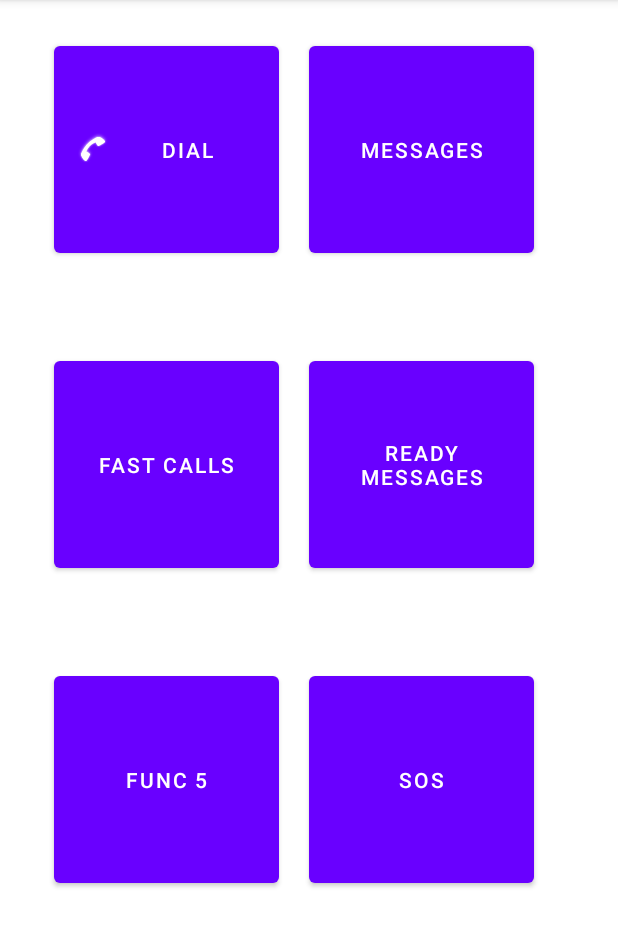
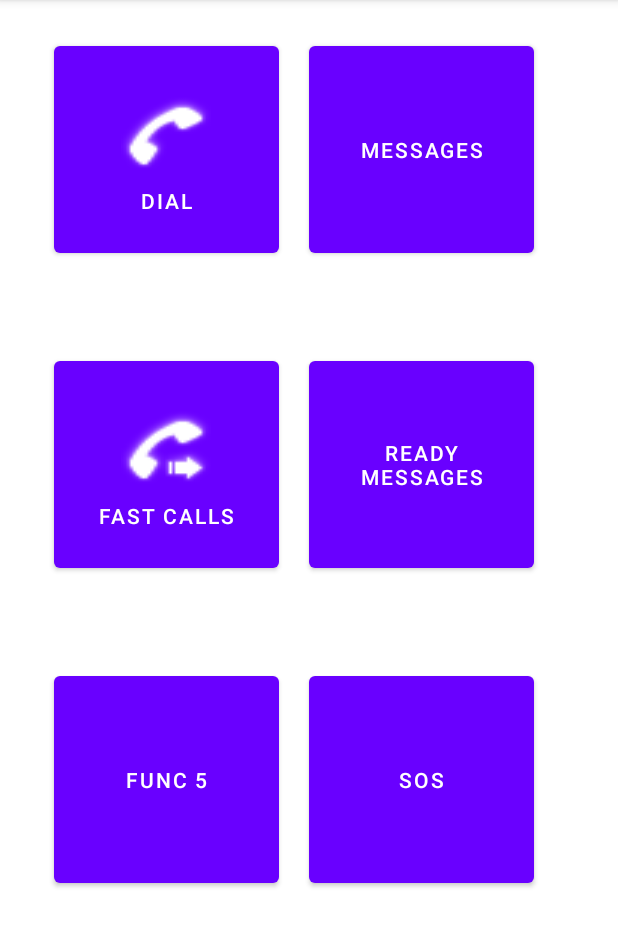
Before and after one commit to MichelStath/AndroidLauncherProject, an Android app: the screen it shows after launch (MainActivity), on a phone screen of 412 x 824 dp, the part 84-1031 px from its top. Run offline under Robolectric (Android 15) with nearby library versions, the phone set to English and light mode, and no system bars.

Commit message:
Dial Ready TODO Make call

```diff
--- a/app/src/main/AndroidManifest.xml
+++ b/app/src/main/AndroidManifest.xml
@@ -2,6 +2,7 @@
 <manifest xmlns:android="http://schemas.android.com/apk/res/android"
     xmlns:tools="http://schemas.android.com/tools">
 
+    <uses-permission android:name="android.permission.CALL_PHONE"/>
     <application
         android:allowBackup="true"
         android:dataExtractionRules="@xml/data_extraction_rules"
--- a/app/src/main/res/layout/activity_main.xml
+++ b/app/src/main/res/layout/activity_main.xml
@@ -22,7 +22,9 @@
             android:layout_height="150dp"
             android:layout_marginRight="20dp"
             android:text="DIAL"
-            app:icon="@android:drawable/stat_sys_phone_call" />
+            app:icon="@android:drawable/stat_sys_phone_call"
+            app:iconGravity="textTop"
+            app:iconSize="60dp" />
 
         <Button
             android:id="@+id/btn2"
@@ -50,7 +52,10 @@
             android:layout_width="150dp"
             android:layout_height="150dp"
             android:layout_marginRight="20dp"
-            android:text="fast calls" />
+            android:text="fast calls"
+            app:icon="@android:drawable/stat_sys_phone_call_forward"
+            app:iconGravity="textTop"
+            app:iconSize="60dp" />
 
         <Button
             android:id="@+id/btn4"
```
Also changed, not shown: app/src/main/java/com/example/androidlauncherproject/DialActivity.java (+29 -0 lines), app/src/main/res/layout/activity_dial.xml (+17 -12 lines).
